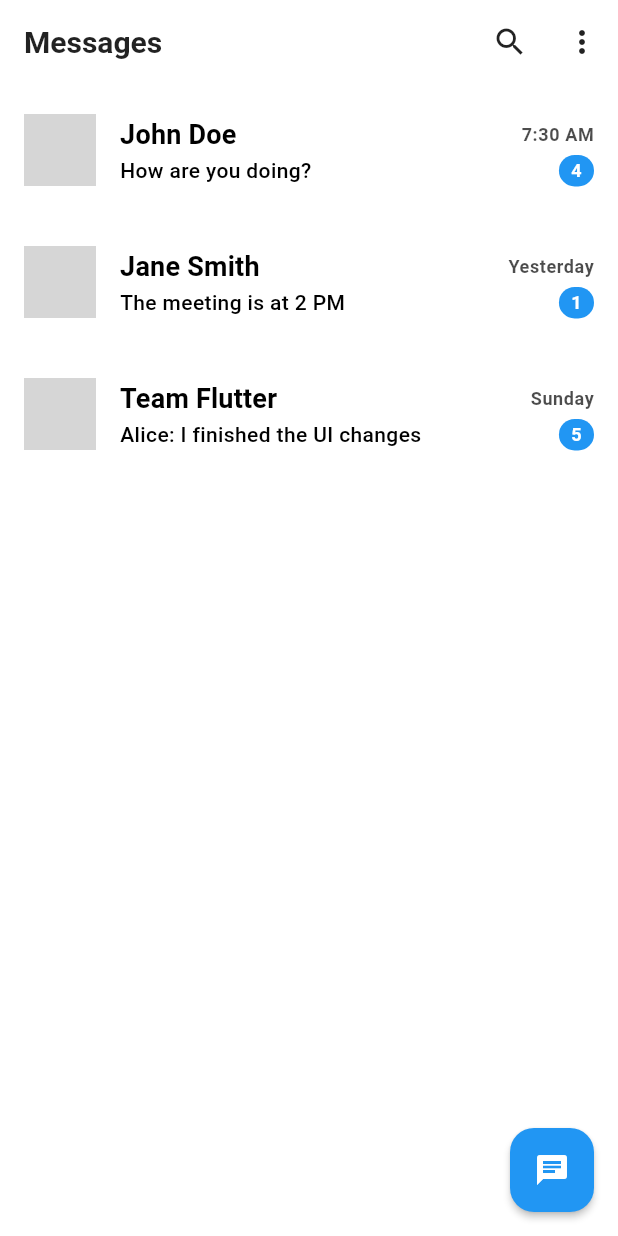
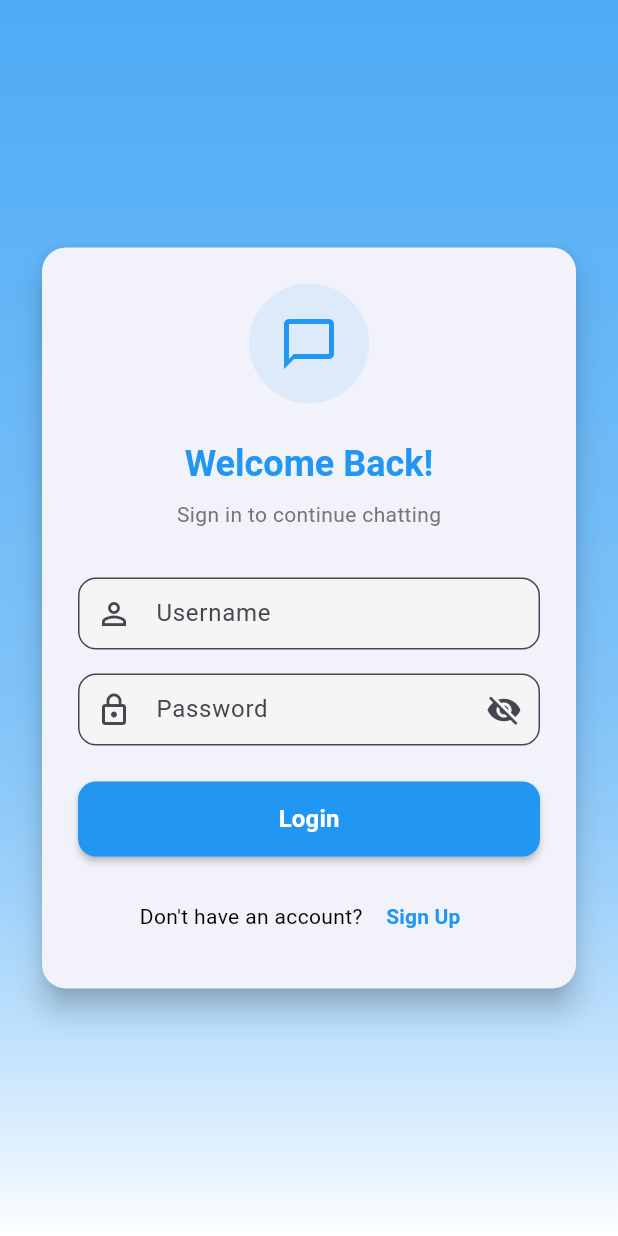
Before and after one commit to cazzano/chat_app, a Flutter app: the screen it shows after launch, on a phone screen of 412 x 824 dp. Run offline on Flutter 3.47's test engine with Material 3 defaults, Android fonts, the light colour scheme and no system bars; grey boxes are pictures that could not be loaded.

Commit message:
Added an logout button and added a new screen for the authentication process (login - signup)

```diff
--- a/lib/main.dart
+++ b/lib/main.dart
@@ -1,5 +1,5 @@
 import 'package:flutter/material.dart';
-import 'screens/chat_list_screen.dart';
+import 'screens/auth_screen.dart';
 
 void main() {
   runApp(const MyApp());
@@ -61,7 +61,7 @@ class MyApp extends StatelessWidget {
           contentPadding: const EdgeInsets.symmetric(horizontal: 16, vertical: 12),
         ),
       ),
-      home: const ChatListScreen(),
+      home: const AuthScreen(),
     );
   }
 }
--- /dev/null
+++ b/lib/screens/auth_screen.dart
@@ -0,0 +1,314 @@
+import 'package:flutter/material.dart';
+import 'chat_list_screen.dart';
+
+class AuthScreen extends StatefulWidget {
+  const AuthScreen({Key? key}) : super(key: key);
+
+  @override
+  _AuthScreenState createState() => _AuthScreenState();
+}
+
+class _AuthScreenState extends State<AuthScreen> with TickerProviderStateMixin {
+  final _formKey = GlobalKey<FormState>();
+  final _usernameController = TextEditingController();
+  final _passwordController = TextEditingController();
+  final _confirmPasswordController = TextEditingController();
+
+  bool _isLoginMode = true;
+  bool _isLoading = false;
+  bool _obscurePassword = true;
+  bool _obscureConfirmPassword = true;
+
+  late AnimationController _animationController;
+  late Animation<double> _fadeAnimation;
+
+  @override
+  void initState() {
+    super.initState();
+    _animationController = AnimationController(
+      duration: const Duration(milliseconds: 300),
+      vsync: this,
+    );
+    _fadeAnimation = Tween<double>(begin: 0.0, end: 1.0).animate(
+      CurvedAnimation(parent: _animationController, curve: Curves.easeIn),
+    );
+    _animationController.forward();
+  }
+
+  @override
+  void dispose() {
+    _animationController.dispose();
+    _usernameController.dispose();
+    _passwordController.dispose();
+    _confirmPasswordController.dispose();
+    super.dispose();
+  }
+
+  void _toggleAuthMode() {
+    setState(() {
+      _isLoginMode = !_isLoginMode;
+      _confirmPasswordController.clear();
+    });
+  }
+
+  Future<void> _submitForm() async {
+    if (!_formKey.currentState!.validate()) return;
+
+    setState(() => _isLoading = true);
+
+    // Simple frontend validation - just check if fields are filled
+    await Future.delayed(const Duration(milliseconds: 500)); // Quick UI feedback
+
+    setState(() => _isLoading = false);
+    _navigateToChat(); // Always navigate to chat after validation passes
+  }
+
+  void _navigateToChat() {
+    Navigator.pushReplacement(
+      context,
+      MaterialPageRoute(builder: (context) => const ChatListScreen()),
+    );
+  }
+
+  @override
+  Widget build(BuildContext context) {
+    final theme = Theme.of(context);
+
+    return Scaffold(
+      body: Container(
+        decoration: BoxDecoration(
+          gradient: LinearGradient(
+            begin: Alignment.topCenter,
+            end: Alignment.bottomCenter,
+            colors: [
+              theme.primaryColor.withOpacity(0.8),
+              theme.primaryColor.withOpacity(0.6),
+              Colors.white,
+            ],
+          ),
+        ),
+        child: SafeArea(
+          child: Center(
+            child: SingleChildScrollView(
+              padding: const EdgeInsets.all(24.0),
+              child: FadeTransition(
+                opacity: _fadeAnimation,
+                child: Card(
+                  elevation: 8,
+                  shape: RoundedRectangleBorder(
+                    borderRadius: BorderRadius.circular(16),
+                  ),
+                  child: Padding(
+                    padding: const EdgeInsets.all(24.0),
+                    child: Form(
+                      key: _formKey,
+                      child: Column(
+                        mainAxisSize: MainAxisSize.min,
+                        children: [
+                          // App Logo/Icon
+                          Container(
+                            width: 80,
+                            height: 80,
+                            decoration: BoxDecoration(
+                              color: theme.primaryColor.withOpacity(0.1),
+                              borderRadius: BorderRadius.circular(40),
+                            ),
+                            child: Icon(
+                              Icons.chat_bubble_outline,
+                              size: 40,
+                              color: theme.primaryColor,
+                            ),
+                          ),
+                          const SizedBox(height: 24),
+
+                          // Welcome Text
+                          Text(
+                            _isLoginMode ? 'Welcome Back!' : 'Create Account',
+                            style: theme.textTheme.headlineSmall?.copyWith(
+                              fontWeight: FontWeight.bold,
+                              color: theme.primaryColor,
+                            ),
+                          ),
+                          const SizedBox(height: 8),
+                          Text(
+                            _isLoginMode
+                                ? 'Sign in to continue chatting'
+                                : 'Join our chat community',
+                            style: theme.textTheme.bodyMedium?.copyWith(
+                              color: Colors.grey[600],
+                            ),
+                          ),
+                          const SizedBox(height: 32),
+
+                          // Username Field
+                          TextFormField(
+                            controller: _usernameController,
+                            decoration: InputDecoration(
+                              labelText: 'Username',
+                              prefixIcon: const Icon(Icons.person_outline),
+                              border: OutlineInputBorder(
+                                borderRadius: BorderRadius.circular(12),
+                              ),
+                            ),
+                            validator: (value) {
+                              if (value == null || value.trim().isEmpty) {
+                                return 'Please enter your username';
+                              }
+                              if (value.trim().length < 3) {
+                                return 'Username must be at least 3 characters';
+                              }
+                              return null;
+                            },
+                            textInputAction: TextInputAction.next,
+                          ),
+                          const SizedBox(height: 16),
+
+                          // Password Field
+                          TextFormField(
+                            controller: _passwordController,
+                            obscureText: _obscurePassword,
+                            decoration: InputDecoration(
+                              labelText: 'Password',
+                              prefixIcon: const Icon(Icons.lock_outline),
+                              suffixIcon: IconButton(
+                                icon: Icon(
+                                  _obscurePassword
+                                      ? Icons.visibility_off
+                                      : Icons.visibility,
+                                ),
+                                onPressed: () {
+                                  setState(() {
+                                    _obscurePassword = !_obscurePassword;
+                                  });
+                                },
+                              ),
+                              border: OutlineInputBorder(
+                                borderRadius: BorderRadius.circular(12),
+                              ),
+                            ),
+                            validator: (value) {
+                              if (value == null || value.isEmpty) {
+                                return 'Please enter your password';
+                              }
+                              if (value.length < 6) {
+                                return 'Password must be at least 6 characters';
+                              }
+                              return null;
+                            },
+                            textInputAction: _isLoginMode
+                                ? TextInputAction.done
+                                : TextInputAction.next,
+                          ),
+
+                          // Confirm Password Field (only for signup)
+                          if (!_isLoginMode) ...[
+                            const SizedBox(height: 16),
+                            TextFormField(
+                              controller: _confirmPasswordController,
+                              obscureText: _obscureConfirmPassword,
+                              decoration: InputDecoration(
+                                labelText: 'Confirm Password',
+                                prefixIcon: const Icon(Icons.lock_outline),
+                                suffixIcon: IconButton(
+                                  icon: Icon(
+                                    _obscureConfirmPassword
+                                        ? Icons.visibility_off
+                                        : Icons.visibility,
+                                  ),
+                                  onPressed: () {
+                                    setState(() {
+                                      _obscureConfirmPassword = !_obscureConfirmPassword;
+                                    });
+                                  },
+                                ),
+                                border: OutlineInputBorder(
+                                  borderRadius: BorderRadius.circular(12),
+                                ),
+                              ),
+                              validator: (value) {
+                                if (value == null || value.isEmpty) {
+                                  return 'Please confirm your password';
+                                }
+                                if (value != _passwordController.text) {
+                                  return 'Passwords do not match';
+                                }
+                                return null;
+                              },
+                              textInputAction: TextInputAction.done,
+                            ),
+                          ],
+
+                          const SizedBox(height: 24),
+
+                          // Submit Button
+                          SizedBox(
+                            width: double.infinity,
+                            height: 50,
+                            child: ElevatedButton(
+                              onPressed: _isLoading ? null : _submitForm,
+                              style: ElevatedButton.styleFrom(
+                                backgroundColor: theme.primaryColor,
+                                foregroundColor: Colors.white,
+                                shape: RoundedRectangleBorder(
+                                  borderRadius: BorderRadius.circular(12),
+                                ),
+                                elevation: 2,
+                              ),
+                              child: _isLoading
+                                  ? const SizedBox(
+                                      width: 20,
+                                      height: 20,
+                                      child: CircularProgressIndicator(
+                                        strokeWidth: 2,
+                                        valueColor: AlwaysStoppedAnimation<Color>(
+                                          Colors.white,
+                                        ),
+                                      ),
+                                    )
+                                  : Text(
+                                      _isLoginMode ? 'Login' : 'Sign Up',
+                                      style: const TextStyle(
+                                        fontSize: 16,
+                                        fontWeight: FontWeight.bold,
+                                      ),
+                                    ),
+                            ),
+                          ),
+
+                          const SizedBox(height: 16),
+
+                          // Toggle Login/Signup
+                          Row(
+                            mainAxisAlignment: MainAxisAlignment.center,
+                            children: [
+                              Text(
+                                _isLoginMode
+                                    ? "Don't have an account? "
+                                    : "Already have an account? ",
+                                style: theme.textTheme.bodyMedium,
+                              ),
+                              TextButton(
+                                onPressed: _toggleAuthMode,
+                                child: Text(
+                                  _isLoginMode ? 'Sign Up' : 'Login',
+                                  style: TextStyle(
+                                    color: theme.primaryColor,
+                                    fontWeight: FontWeight.bold,
+                                  ),
+                                ),
+                              ),
+                            ],
+                          ),
+                        ],
+                      ),
+                    ),
+                  ),
+                ),
+              ),
+            ),
+          ),
+        ),
+      ),
+    );
+  }
+}
--- a/lib/screens/chat_list_screen.dart
+++ b/lib/screens/chat_list_screen.dart
@@ -3,6 +3,7 @@ import '../models/conversation.dart';
 import '../data/mock_data.dart';
 import '../widgets/conversation_tile.dart';
 import 'chat_screen.dart';
+import 'auth_screen.dart';
 
 class ChatListScreen extends StatefulWidget {
   const ChatListScreen({Key? key}) : super(key: key);
@@ -75,6 +76,36 @@ class _ChatListScreenState extends State<ChatListScreen> {
     );
   }
 
+  void _handleLogout() {
+    showDialog(
+      context: context,
+      builder: (BuildContext context) {
+        return AlertDialog(
+          title: const Text('Logout'),
+          content: const Text('Are you sure you want to logout?'),
+          actions: [
+            TextButton(
+              onPressed: () => Navigator.pop(context),
+              child: const Text('Cancel'),
+            ),
+            TextButton(
+              onPressed: () {
+                Navigator.pop(context);
+                // Navigate to login screen and clear all previous routes
+                Navigator.pushAndRemoveUntil(
+                  context,
+                  MaterialPageRoute(builder: (context) => const AuthScreen()),
+                  (route) => false,
+                );
+              },
+              child: const Text('Logout'),
+            ),
+          ],
+        );
+      },
+    );
+  }
+
   @override
   Widget build(BuildContext context) {
     final theme = Theme.of(context);
@@ -105,7 +136,12 @@ class _ChatListScreenState extends State<ChatListScreen> {
               icon: const Icon(Icons.search),
               onPressed: _startSearch,
             ),
-          if (!_isSearching)
+            if (!_isSearching) ...[
+              IconButton(
+                icon: const Icon(Icons.logout),
+                onPressed: _handleLogout,
+                tooltip: 'Logout',
+              ),
               PopupMenuButton<String>(
                 onSelected: (value) {
                   // Handle menu item selection
@@ -121,6 +157,7 @@ class _ChatListScreenState extends State<ChatListScreen> {
                   ),
                 ],
               ),
+            ],
         ],
       ),
       body: _conversations.isEmpty
```
Lines whose indentation alone changed are shown as unchanged.
